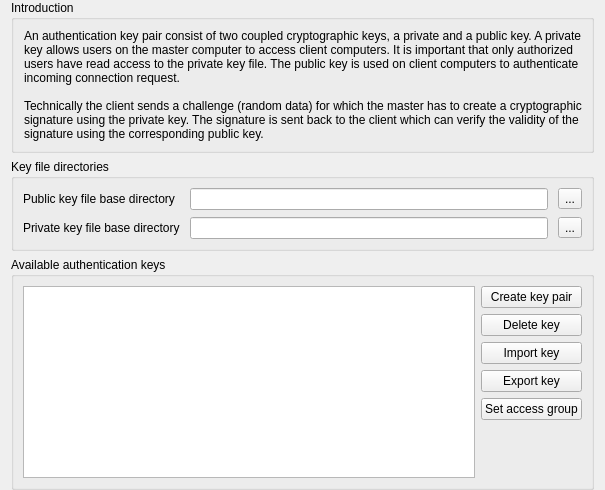
This is plugins/authkeys/AuthKeysConfigurationPage.ui in veyon/veyon as Qt 5 draws it before an edit. The edited form follows.
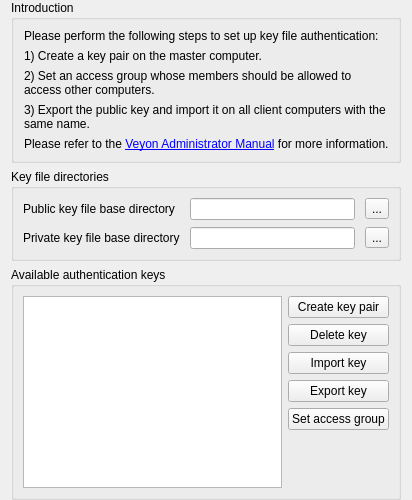
This is the edited form. Icons and pictures are not drawn.

Commit message:
AuthKeys: ConfigurationPage: improve user help
The technical background is not interesting to the user to simplify the
introduction by explaining the necessary steps and add a link to the
manual. Some background information is available in the tool tip of the
key table.

Patch:
```diff
--- a/plugins/authkeys/AuthKeysConfigurationPage.ui
+++ b/plugins/authkeys/AuthKeysConfigurationPage.ui
@@ -28,18 +28,53 @@
       <item>
        <widget class="QLabel" name="label">
         <property name="text">
-         <string>An authentication key pair consist of two coupled cryptographic keys, a private and a public key. A private key allows users on the master computer to access client computers. It is important that only authorized users have read access to the private key file. The public key is used on client computers to authenticate incoming connection request.
-
-Technically the client sends a challenge (random data) for which the master has to create a cryptographic signature using the private key. The signature is sent back to the client which can verify the validity of the signature using the corresponding public key.</string>
+         <string>Please perform the following steps to set up key file authentication:</string>
         </property>
-        <property name="textFormat">
-         <enum>Qt::PlainText</enum>
+        <property name="wordWrap">
+         <bool>true</bool>
         </property>
+       </widget>
+      </item>
+      <item>
+       <widget class="QLabel" name="label_3">
+        <property name="text">
+         <string>1) Create a key pair on the master computer.</string>
+        </property>
         <property name="wordWrap">
          <bool>true</bool>
         </property>
        </widget>
       </item>
+      <item>
+       <widget class="QLabel" name="label_4">
+        <property name="text">
+         <string>2) Set an access group whose members should be allowed to access other computers.</string>
+        </property>
+        <property name="wordWrap">
+         <bool>true</bool>
+        </property>
+       </widget>
+      </item>
+      <item>
+       <widget class="QLabel" name="label_5">
+        <property name="text">
+         <string>3) Export the public key and import it on all client computers with the same name.</string>
+        </property>
+        <property name="wordWrap">
+         <bool>true</bool>
+        </property>
+       </widget>
+      </item>
+      <item>
+       <widget class="QLabel" name="label_6">
+        <property name="text">
+         <string>Please refer to the &lt;a href=&quot;https://veyon.readthedocs.io/en/latest/admin/index.html&quot;&gt;Veyon Administrator Manual&lt;/a&gt; for more information.</string>
+        </property>
+        <property name="openExternalLinks">
+         <bool>true</bool>
+        </property>
+       </widget>
+      </item>
       <item>
        <spacer name="horizontalSpacer_7">
         <property name="orientation">
```
Left out of the diff: 10 changed lines with no effect on the pictures.
